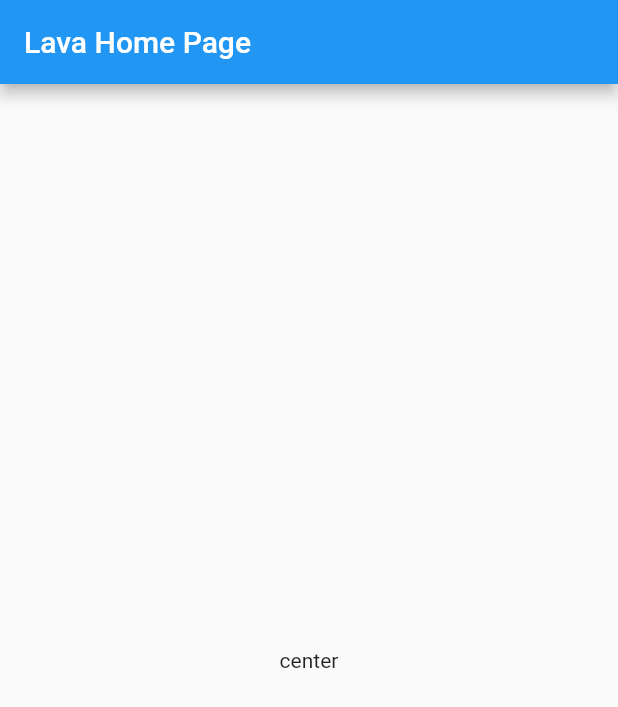
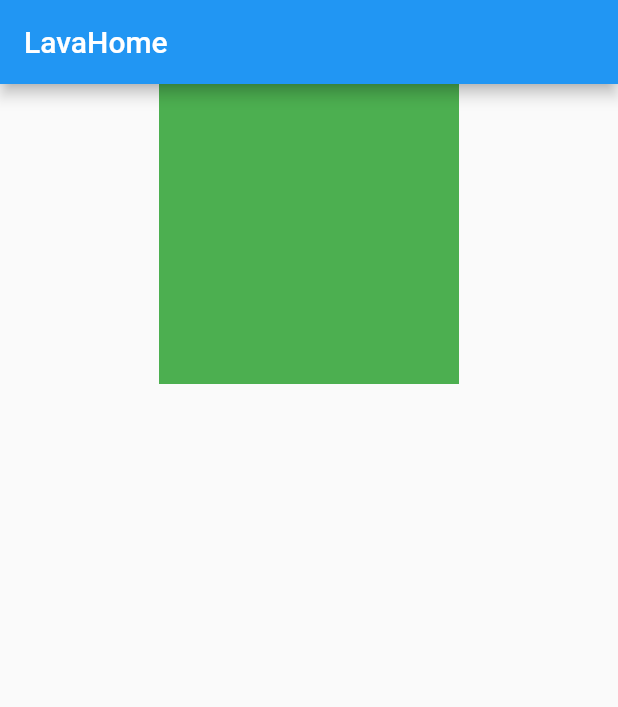
Before and after one commit to lavaspoon/flutterTest, a Flutter app: the screen it shows after launch, on a phone screen of 412 x 824 dp. Shown: the top 707 px of the screen. Run offline on Flutter 3.47's test engine with Material 2 defaults, Android fonts, the phone set to English and light mode, and no system bars.

Commit message:
no message

```diff
--- a/flutter_application_1/lib/pages/lava_home_page.dart
+++ b/flutter_application_1/lib/pages/lava_home_page.dart
@@ -7,10 +7,15 @@ class LavaHomePage extends StatelessWidget {
   Widget build(BuildContext context) {
     return Scaffold(
         appBar: AppBar(
-          title: const Text("Lava Home Page"),
+          title: const Text("LavaHome"),
         ),
-        body: const Center(
-          child: Text('center'),
+        body: Align(
+          alignment: Alignment.topCenter,
+          child: Container(
+            color: Colors.green,
+            height: 200,
+            width: 200,
+          ),
         ));
   }
 }
```
Also changed, not shown: 1 other file.
